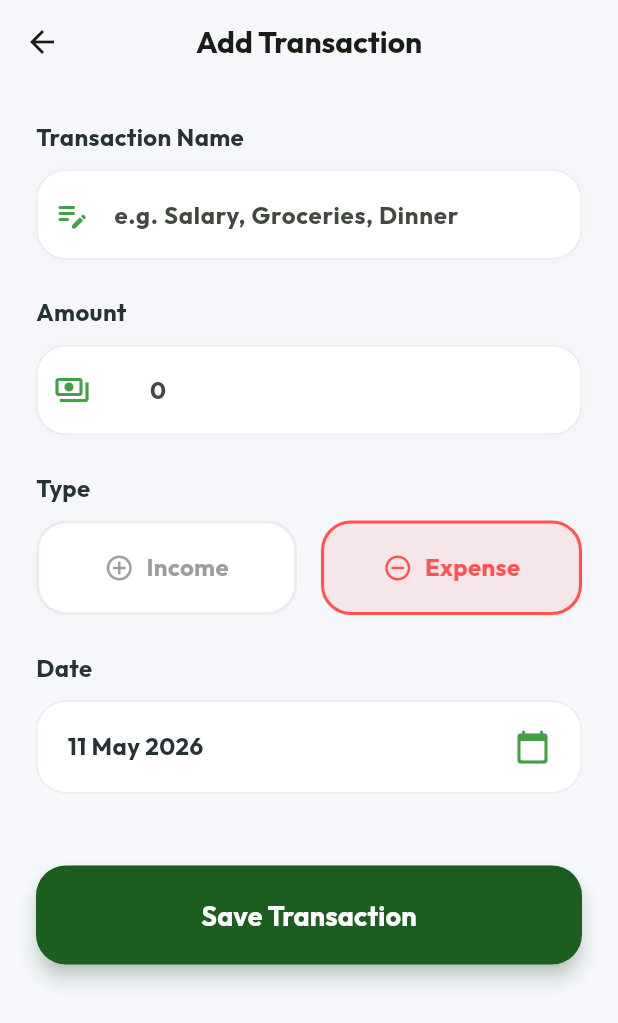
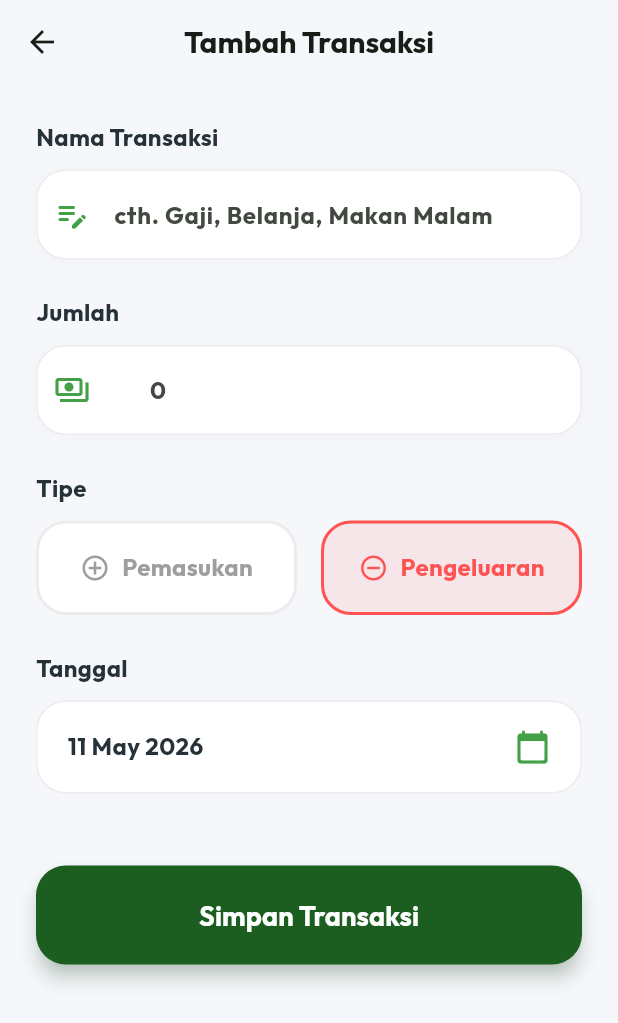
Before and after one commit to mohrifqi5555-eng/track_money, a Flutter app: the screen it shows after launch, item 2 of the bottom bar chosen, after a tap on the "add" icon, on a phone screen of 412 x 824 dp. Shown: the top 1023 px of the screen. Run offline on Flutter 3.47's test engine with Material 3 defaults, Android fonts, the phone set to English and light mode, and no system bars; our stand-ins replace animate_do, google_fonts.

Commit message:
perubahan BHS

```diff
--- a/lib/main.dart
+++ b/lib/main.dart
@@ -35,11 +35,11 @@ class _MainScreenState extends State<MainScreen> {
   int _currentIndex = 0;
 
   final List<Transaction> _userTransactions = [
-    Transaction(id: 't1', title: 'Monthly Salary', amount: 15000000, isIncome: true, date: DateTime.now().subtract(const Duration(days: 1))),
-    Transaction(id: 't2', title: 'Coffee', amount: 45000, isIncome: false, date: DateTime.now()),
-    Transaction(id: 't3', title: 'Groceries', amount: 250000, isIncome: false, date: DateTime.now()),
-    Transaction(id: 't4', title: 'Freelance Design', amount: 2000000, isIncome: true, date: DateTime.now().subtract(const Duration(days: 2))),
-    Transaction(id: 't5', title: 'Internet Bill', amount: 350000, isIncome: false, date: DateTime.now().subtract(const Duration(days: 3))),
+    Transaction(id: 't1', title: 'Gaji Bulanan', amount: 15000000, isIncome: true, date: DateTime.now().subtract(const Duration(days: 1))),
+    Transaction(id: 't2', title: 'Kopi', amount: 45000, isIncome: false, date: DateTime.now()),
+    Transaction(id: 't3', title: 'Belanja Harian', amount: 250000, isIncome: false, date: DateTime.now()),
+    Transaction(id: 't4', title: 'Desain Freelance', amount: 2000000, isIncome: true, date: DateTime.now().subtract(const Duration(days: 2))),
+    Transaction(id: 't5', title: 'Tagihan Internet', amount: 350000, isIncome: false, date: DateTime.now().subtract(const Duration(days: 3))),
   ];
 
   void _addNewTransaction(String title, double amount, bool isIncome, DateTime date) {
@@ -67,8 +67,8 @@ class _MainScreenState extends State<MainScreen> {
     final List<Widget> pages = [
       DashboardScreen(transactions: _userTransactions),
       HistoryScreen(transactions: _userTransactions, deleteTx: _deleteTransaction),
-      const Center(child: Text('Reports Coming Soon', style: TextStyle(fontWeight: FontWeight.bold))),
-      const Center(child: Text('Profile Settings', style: TextStyle(fontWeight: FontWeight.bold))),
+      const Center(child: Text('Laporan Segera Hadir', style: TextStyle(fontWeight: FontWeight.bold))),
+      const Center(child: Text('Pengaturan Profil', style: TextStyle(fontWeight: FontWeight.bold))),
     ];
 
     return Scaffold(
@@ -109,10 +109,10 @@ class _MainScreenState extends State<MainScreen> {
           showUnselectedLabels: false,
           selectedLabelStyle: GoogleFonts.outfit(fontWeight: FontWeight.bold, fontSize: 12),
           items: const [
-            BottomNavigationBarItem(icon: Icon(Icons.grid_view_rounded), label: 'Home'),
-            BottomNavigationBarItem(icon: Icon(Icons.receipt_long_rounded), label: 'History'),
-            BottomNavigationBarItem(icon: Icon(Icons.bar_chart_rounded), label: 'Reports'),
-            BottomNavigationBarItem(icon: Icon(Icons.person_outline_rounded), label: 'Profile'),
+            BottomNavigationBarItem(icon: Icon(Icons.grid_view_rounded), label: 'Beranda'),
+            BottomNavigationBarItem(icon: Icon(Icons.receipt_long_rounded), label: 'Riwayat'),
+            BottomNavigationBarItem(icon: Icon(Icons.bar_chart_rounded), label: 'Laporan'),
+            BottomNavigationBarItem(icon: Icon(Icons.person_outline_rounded), label: 'Profil'),
           ],
         ),
       ),
--- a/lib/models/transaction.dart
+++ b/lib/models/transaction.dart
@@ -14,6 +14,6 @@ class Transaction {
     required this.amount,
     required this.isIncome,
     required this.date,
-    this.category = 'General',
+    this.category = 'Umum',
   });
 }
--- a/lib/screens/add_transaction_screen.dart
+++ b/lib/screens/add_transaction_screen.dart
@@ -30,7 +30,7 @@ class _AddTransactionScreenState extends State<AddTransactionScreen> {
   Widget build(BuildContext context) {
     return Scaffold(
       appBar: AppBar(
-        title: const Text('Add Transaction', style: TextStyle(fontWeight: FontWeight.bold)),
+        title: const Text('Tambah Transaksi', style: TextStyle(fontWeight: FontWeight.bold)),
         centerTitle: true,
         elevation: 0,
         backgroundColor: Colors.transparent,
@@ -41,21 +41,21 @@ class _AddTransactionScreenState extends State<AddTransactionScreen> {
           crossAxisAlignment: CrossAxisAlignment.start,
           children: [
             FadeInDown(
-              child: _buildInputLabel('Transaction Name'),
+              child: _buildInputLabel('Nama Transaksi'),
             ),
             const SizedBox(height: 10),
             FadeInDown(
               delay: const Duration(milliseconds: 100),
               child: _buildTextField(
                 controller: _titleController,
-                hint: 'e.g. Salary, Groceries, Dinner',
+                hint: 'cth. Gaji, Belanja, Makan Malam',
                 icon: Icons.edit_note_rounded,
               ),
             ),
             const SizedBox(height: 24),
             FadeInDown(
               delay: const Duration(milliseconds: 200),
-              child: _buildInputLabel('Amount'),
+              child: _buildInputLabel('Jumlah'),
             ),
             const SizedBox(height: 10),
             FadeInDown(
@@ -71,7 +71,7 @@ class _AddTransactionScreenState extends State<AddTransactionScreen> {
             const SizedBox(height: 24),
             FadeInDown(
               delay: const Duration(milliseconds: 400),
-              child: _buildInputLabel('Type'),
+              child: _buildInputLabel('Tipe'),
             ),
             const SizedBox(height: 10),
             FadeInDown(
@@ -79,7 +79,7 @@ class _AddTransactionScreenState extends State<AddTransactionScreen> {
               child: Row(
                 children: [
                   _buildTypeButton(
-                    label: 'Income',
+                    label: 'Pemasukan',
                     isActive: _isIncome,
                     onTap: () => setState(() => _isIncome = true),
                     activeColor: AppTheme.incomeColor,
@@ -87,7 +87,7 @@ class _AddTransactionScreenState extends State<AddTransactionScreen> {
                   ),
                   const SizedBox(width: 16),
                   _buildTypeButton(
-                    label: 'Expense',
+                    label: 'Pengeluaran',
                     isActive: !_isIncome,
                     onTap: () => setState(() => _isIncome = false),
                     activeColor: AppTheme.expenseColor,
@@ -99,7 +99,7 @@ class _AddTransactionScreenState extends State<AddTransactionScreen> {
             const SizedBox(height: 24),
             FadeInDown(
               delay: const Duration(milliseconds: 600),
-              child: _buildInputLabel('Date'),
+              child: _buildInputLabel('Tanggal'),
             ),
             const SizedBox(height: 10),
             FadeInDown(
@@ -149,7 +149,7 @@ class _AddTransactionScreenState extends State<AddTransactionScreen> {
                     shadowColor: AppTheme.primaryColor.withOpacity(0.5),
                   ),
                   onPressed: _submitData,
-                  child: const Text('Save Transaction', style: TextStyle(fontSize: 18, fontWeight: FontWeight.bold)),
+                  child: const Text('Simpan Transaksi', style: TextStyle(fontSize: 18, fontWeight: FontWeight.bold)),
                 ),
               ),
             ),
--- a/lib/screens/dashboard_screen.dart
+++ b/lib/screens/dashboard_screen.dart
@@ -32,7 +32,7 @@ class DashboardScreen extends StatelessWidget {
                   crossAxisAlignment: CrossAxisAlignment.start,
                   children: [
                     Text(
-                      'Welcome Back,',
+                      'Selamat Datang,',
                       style: Theme.of(context).textTheme.bodyMedium?.copyWith(color: AppTheme.textSecondary),
                     ),
                     Text(
@@ -80,7 +80,7 @@ class DashboardScreen extends StatelessWidget {
                 crossAxisAlignment: CrossAxisAlignment.start,
                 children: [
                   const Text(
-                    'Total Balance',
+                    'Total Saldo',
                     style: TextStyle(color: Colors.white70, fontSize: 16),
                   ),
                   const SizedBox(height: 8),
@@ -92,14 +92,14 @@ class DashboardScreen extends StatelessWidget {
                   Row(
                     children: [
                       _buildBalanceDetail(
-                        label: 'Income',
+                        label: 'Pemasukan',
                         amount: totalIncome,
                         icon: Icons.arrow_downward_rounded,
                         color: Colors.white,
                       ),
                       Container(width: 1, height: 40, color: Colors.white24, margin: const EdgeInsets.symmetric(horizontal: 20)),
                       _buildBalanceDetail(
-                        label: 'Expense',
+                        label: 'Pengeluaran',
                         amount: totalExpense,
                         icon: Icons.arrow_upward_rounded,
                         color: Colors.white,
@@ -118,12 +118,12 @@ class DashboardScreen extends StatelessWidget {
               mainAxisAlignment: MainAxisAlignment.spaceBetween,
               children: [
                 Text(
-                  'Recent Transactions',
+                  'Transaksi Terbaru',
                   style: Theme.of(context).textTheme.titleLarge?.copyWith(fontWeight: FontWeight.bold),
                 ),
                 TextButton(
                   onPressed: () {},
-                  child: const Text('See All', style: TextStyle(color: AppTheme.accentColor, fontWeight: FontWeight.bold)),
+                  child: const Text('Lihat Semua', style: TextStyle(color: AppTheme.accentColor, fontWeight: FontWeight.bold)),
                 ),
               ],
             ),
--- a/lib/screens/history_screen.dart
+++ b/lib/screens/history_screen.dart
@@ -14,11 +14,11 @@ class HistoryScreen extends StatefulWidget {
 }
 
 class _HistoryScreenState extends State<HistoryScreen> {
-  String _filter = 'All';
+  String _filter = 'Semua';
 
   List<Transaction> get _filteredTransactions {
-    if (_filter == 'Income') return widget.transactions.where((tx) => tx.isIncome).toList();
-    if (_filter == 'Expense') return widget.transactions.where((tx) => !tx.isIncome).toList();
+    if (_filter == 'Pemasukan') return widget.transactions.where((tx) => tx.isIncome).toList();
+    if (_filter == 'Pengeluaran') return widget.transactions.where((tx) => !tx.isIncome).toList();
     return widget.transactions;
   }
 
@@ -33,7 +33,7 @@ class _HistoryScreenState extends State<HistoryScreen> {
               child: Row(
                 children: [
                   Text(
-                    'History',
+                    'Riwayat',
                     style: Theme.of(context).textTheme.displaySmall?.copyWith(fontWeight: FontWeight.bold),
                   ),
                 ],
@@ -47,9 +47,9 @@ class _HistoryScreenState extends State<HistoryScreen> {
               child: ListView(
                 scrollDirection: Axis.horizontal,
                 children: [
-                  _buildFilterChip('All'),
-                  _buildFilterChip('Income'),
-                  _buildFilterChip('Expense'),
+                  _buildFilterChip('Semua'),
+                  _buildFilterChip('Pemasukan'),
+                  _buildFilterChip('Pengeluaran'),
                 ],
               ),
             ),
@@ -64,7 +64,7 @@ class _HistoryScreenState extends State<HistoryScreen> {
                           Icon(Icons.receipt_long_rounded, size: 80, color: Colors.grey.withOpacity(0.3)),
                           const SizedBox(height: 16),
                           Text(
-                            'No transactions found',
+                            'Tidak ada transaksi',
                             style: TextStyle(color: Colors.grey.withOpacity(0.5), fontSize: 18),
                           ),
                         ],
@@ -93,7 +93,7 @@ class _HistoryScreenState extends State<HistoryScreen> {
                               widget.deleteTx(tx.id);
                               ScaffoldMessenger.of(context).showSnackBar(
                                 SnackBar(
-                                  content: Text('${tx.title} deleted'),
+                                  content: Text('${tx.title} dihapus'),
                                   behavior: SnackBarBehavior.floating,
                                   shape: RoundedRectangleBorder(borderRadius: BorderRadius.circular(10)),
                                   backgroundColor: AppTheme.textPrimary,
```
